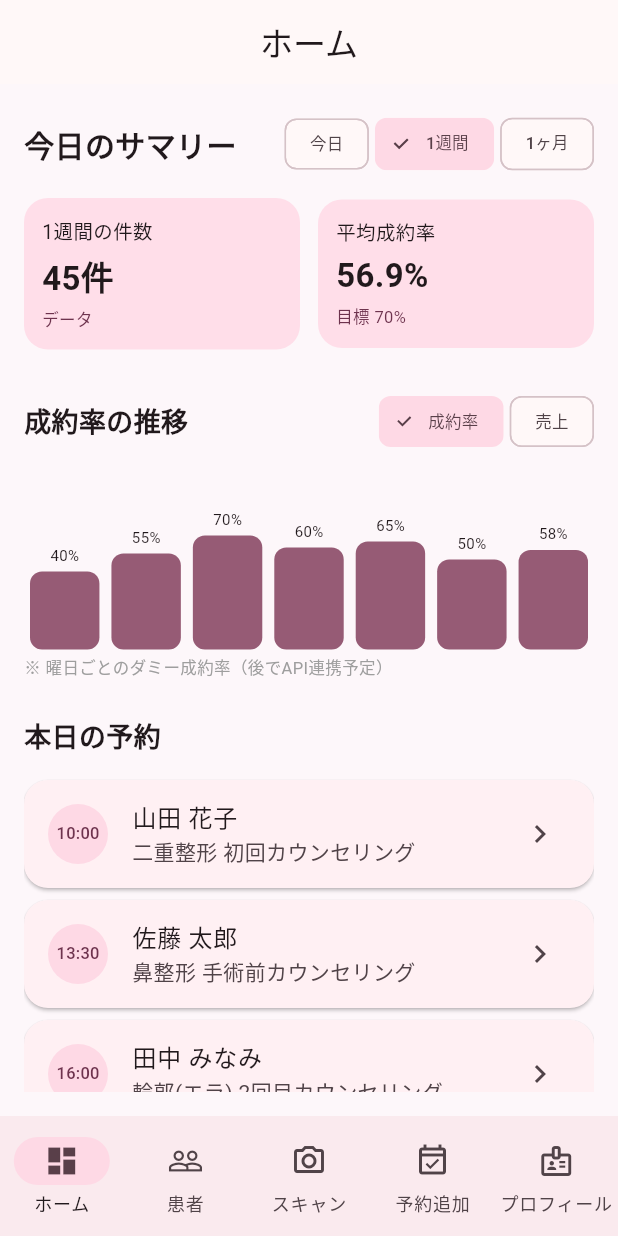
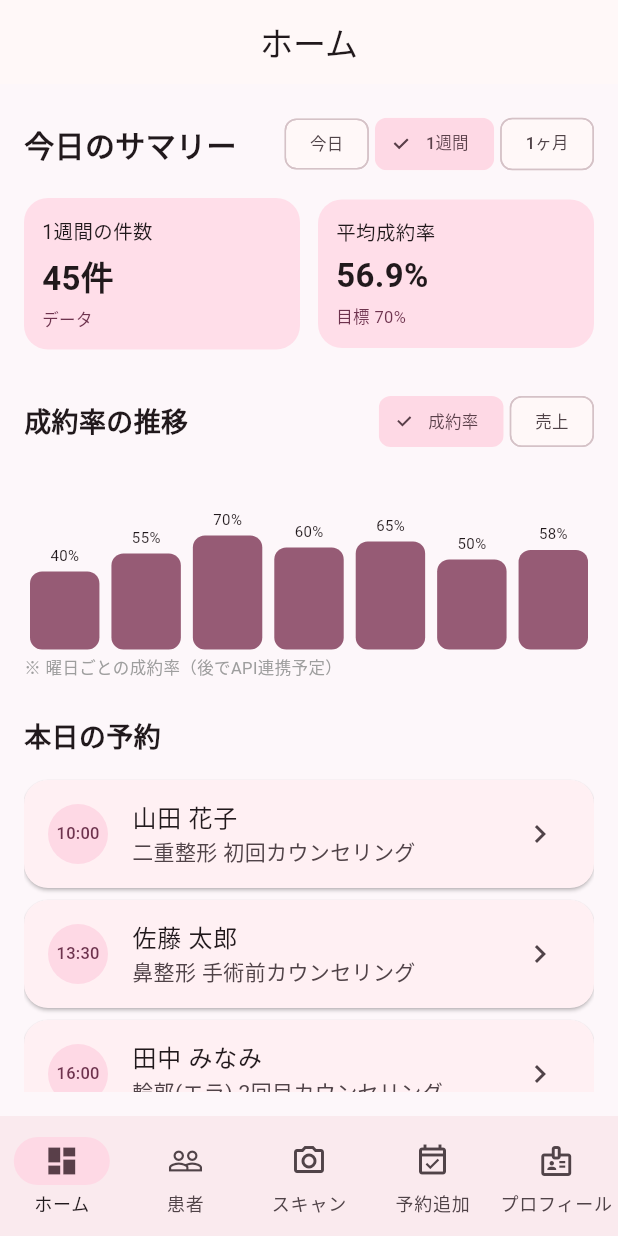
Before and after one commit to yokoyama1130/BeautyUI, a Flutter app: the screen it shows after launch, after a tap on "1週間", on a phone screen of 412 x 824 dp. Run offline on Flutter 3.47's test engine with Material 3 defaults, Android fonts, the phone set to English and light mode, and no system bars.

Commit message:
後でAPIと連携

```diff
--- a/lib/screens/home/home_page.dart
+++ b/lib/screens/home/home_page.dart
@@ -425,8 +425,8 @@ class _MetricChart extends StatelessWidget {
         const SizedBox(height: 4),
         Text(
           isConversion
-              ? '※ $xLabelごとのダミー成約率（後でAPI連携予定）'
-              : '※ $xLabelごとのダミー売上（後でAPI連携予定）',
+              ? '※ $xLabelごとの成約率（後でAPI連携予定）'
+              : '※ $xLabelごとの売上（後でAPI連携予定）',
           style: const TextStyle(fontSize: 11, color: Colors.grey),
         ),
       ],
```
